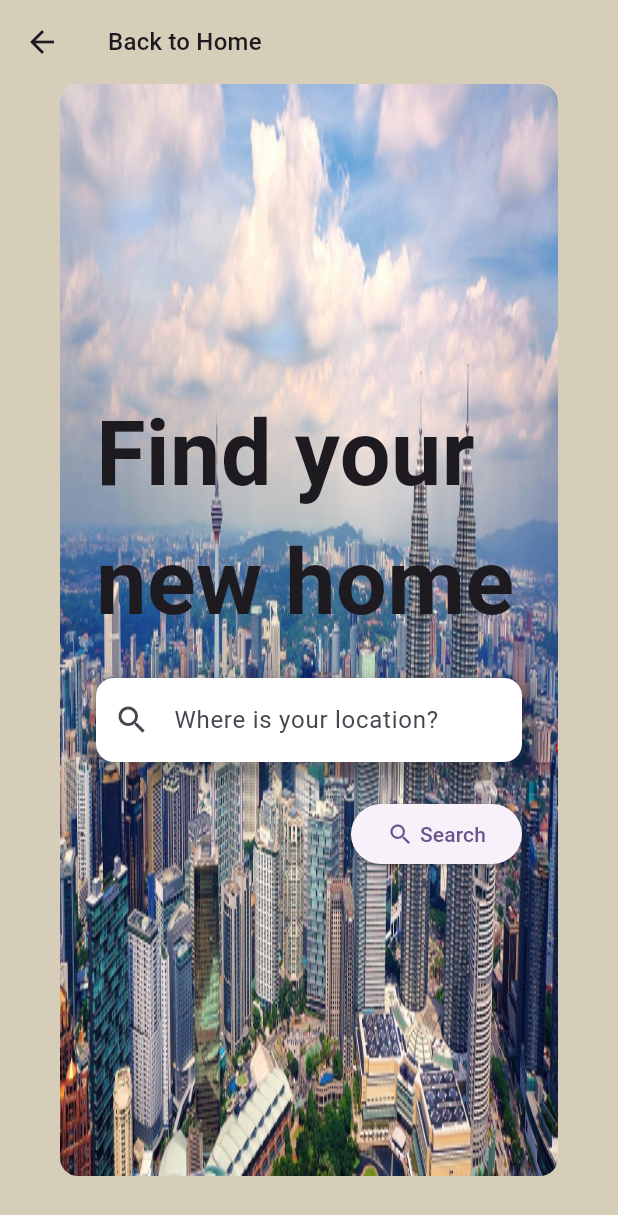
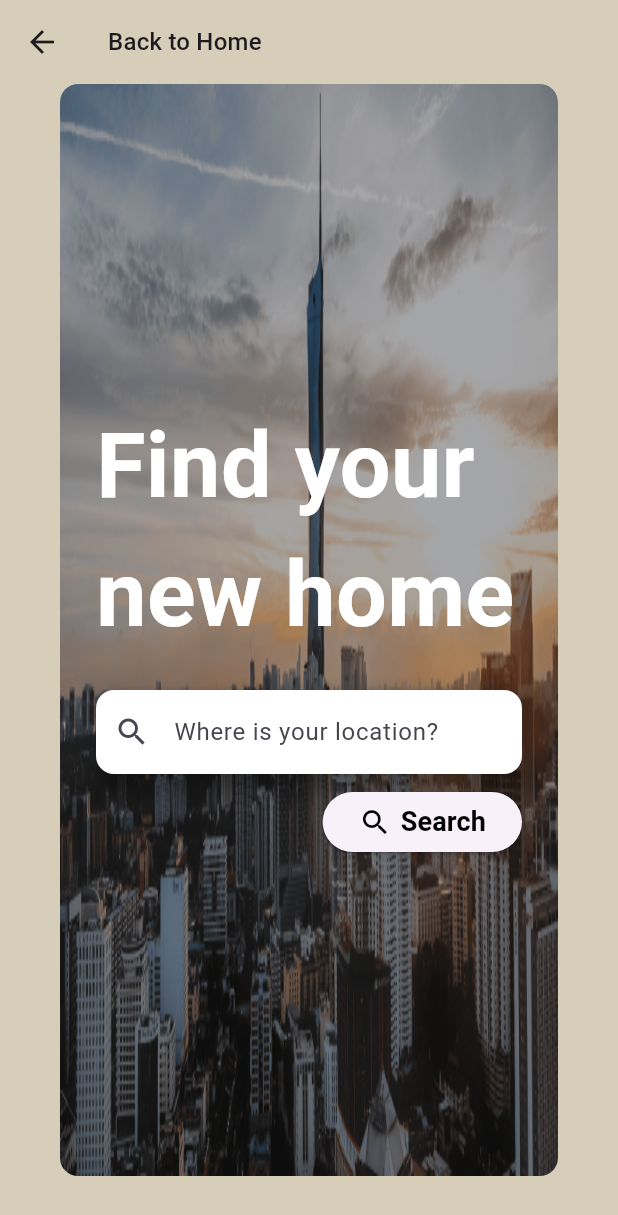
Before and after one commit to spaaacy/impact-hack, a Flutter app: the LocationSearch screen opened directly, on a phone screen of 412 x 824 dp. Shown: the top 1215 px of the screen. Run offline on Flutter 3.47's test engine with Material 2 defaults, Android fonts, the phone set to English and light mode, and no system bars; our stand-ins replace flutter_typeahead, latlong2, loading_animation_widget.

Commit message:
Fixed async await calls and background for location search

```diff
--- a/lib/ui/location_detail/location_detail_state.dart
+++ b/lib/ui/location_detail/location_detail_state.dart
@@ -31,21 +31,14 @@ class LocationDetailState extends ChangeNotifier {
   final String input;
 
   Future<void> generateAnalysis() async {
-    businessesNearby = await _businessService.fetchNearbyBusinesses(input: "hotel $input", lang: 'en');
+    businessesNearby = await _businessService.fetchNearbyBusinesses(input: "hotel $input", lang: 'en', limit: 4);
 
-    // await Future.forEach(businessesNearby!.take(10), (business) async {
-    //   _businessService.fetchBusinessReviews(businessId: business.businessId!, lang: 'en', limit: 5).then((value) {
-    //     String compiledDetails = compileBusinessDetailsAndReviews(business, value);
-    //     gptSystemContent = '$gptSystemContent\n\n$compiledDetails';
-    //   });
-    // });
-
-    for (var business in businessesNearby!.take(10)) {
+    for (var business in businessesNearby!) {
       final businessReviews =
           await _businessService.fetchBusinessReviews(businessId: business.businessId!, lang: 'en', limit: 5);
       String compiledDetails = compileBusinessDetailsAndReviews(business, businessReviews);
       gptSystemContent = '$gptSystemContent\n\n$compiledDetails';
-      sleep(const Duration(milliseconds: 500));
+      await Future.delayed(const Duration(milliseconds: 500));
     }
 
     fetchBusinessAnalysis();
@@ -57,7 +50,7 @@ class LocationDetailState extends ChangeNotifier {
       ChatMessage(
           role: 'user',
           content:
-              'Use the above information to describe the positive aspects, negative aspects, and areas for improvement of all the hotel. Keep the reply greater than 300 words.'),
+              'Compile and use the above information to describe the positive aspects, negative aspects, and areas for improvement for hotels in that area, without naming specific hotels. Keep the reply within 500 words.'),
     ];
 
     const temperature = 1.0;
--- a/lib/ui/location_search/location_search.dart
+++ b/lib/ui/location_search/location_search.dart
@@ -39,9 +39,10 @@ class LocationSearch extends StatelessWidget {
               color: Colors.white,
               borderRadius: const BorderRadius.all(Radius.circular(12.0)),
               image: DecorationImage(
+                colorFilter: ColorFilter.mode(Colors.black.withOpacity(0.3), BlendMode.darken),
                 fit: BoxFit.fill,
                 image: Image.asset(
-                  'assets/images/kl-skyline-1.jpg',
+                  'assets/images/kl-skyline.png',
                 ).image,
               ),
             ),
@@ -53,7 +54,7 @@ class LocationSearch extends StatelessWidget {
                 children: [
                   const Text(
                     "Find your new home",
-                    style: TextStyle(fontSize: 60, fontWeight: FontWeight.bold),
+                    style: TextStyle(fontSize: 60, fontWeight: FontWeight.bold, color: Colors.white),
                   ),
                   const SizedBox(
                     height: 20,
@@ -92,7 +93,7 @@ class LocationSearch extends StatelessWidget {
                       controller: state.searchController,
                     ),
                   ),
-                  const SizedBox(height: 24.0),
+                  const SizedBox(height: 8.0),
                   SizedBox(
                     width: 600,
                     child: Row(
@@ -111,14 +112,34 @@ class LocationSearch extends StatelessWidget {
                             },
                             child: const Row(
                               crossAxisAlignment: CrossAxisAlignment.center,
+                              mainAxisAlignment: MainAxisAlignment.center,
                               children: [
-                                Icon(Icons.search),
-                                SizedBox(
-                                  width: 4.0,
+                                Icon(
+                                  Icons.search,
+                                  color: Colors.black,
+                                  size: 22.0,
                                 ),
-                                Text('Search'),
+                                SizedBox(width: 6),
+                                Text(
+                                  "Search",
+                                  style: TextStyle(
+                                    fontSize: 18,
+                                    fontWeight: FontWeight.bold,
+                                    color: Colors.black,
+                                  ),
+                                ),
                               ],
                             ))
+                            // child: const Row(
+                            //   crossAxisAlignment: CrossAxisAlignment.center,
+                            //   children: [
+                            //     Icon(Icons.search),
+                            //     SizedBox(
+                            //       width: 4.0,
+                            //     ),
+                            //     Text('Search'),
+                            //   ],
+                            // ))
                       ],
                     ),
                   )
```
Also changed, not shown: assets/images/_kl-skyline.jpg (renamed from assets/images/kl-skyline.jpg), assets/images/kl-skyline.png (added).
